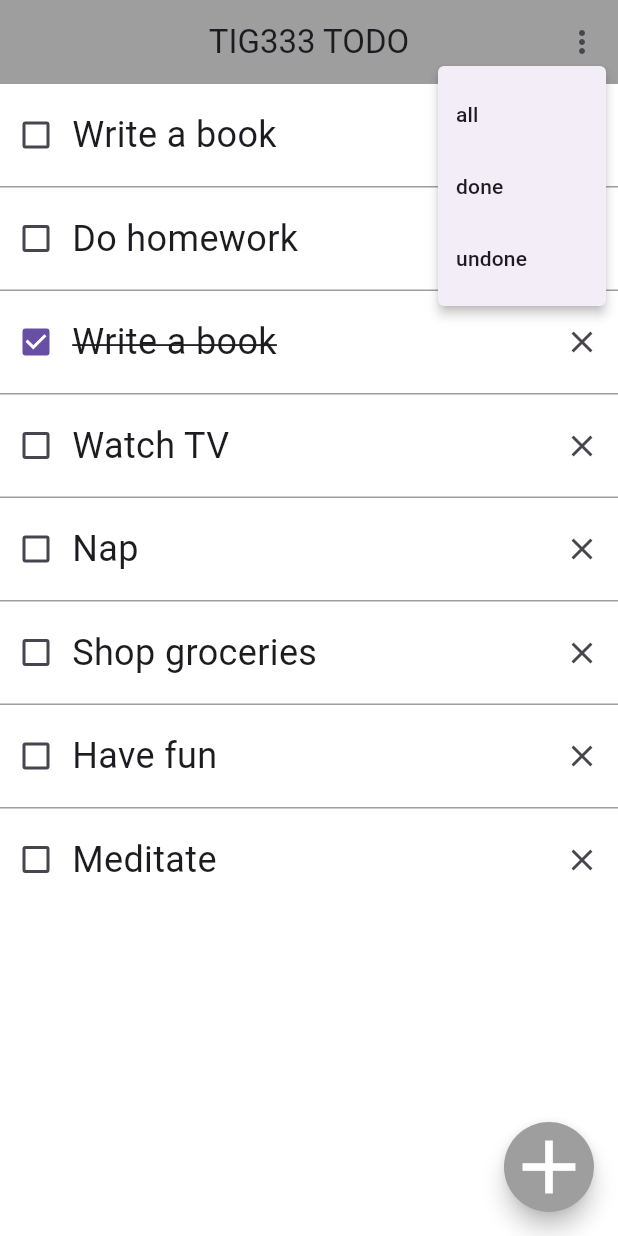
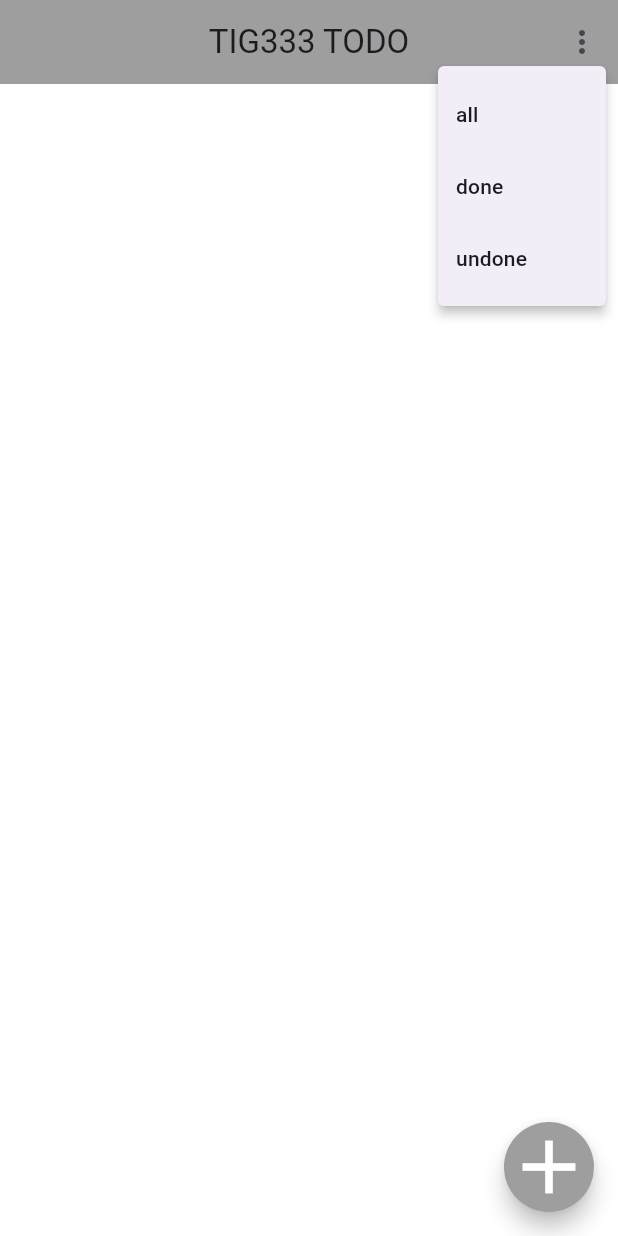
Before and after one commit to gu-tig333-ht24/guszaidah, a Flutter app: the screen it shows after launch, after a tap on the "more vert" icon, on a phone screen of 412 x 824 dp. Run offline on Flutter 3.47's test engine with Material 3 defaults, Android fonts, the phone set to English and light mode, and no system bars.

Commit message:
Jag kan skriva tasks och spara de i listan samt skriva ut de

```diff
--- a/lib/main.dart
+++ b/lib/main.dart
@@ -1,8 +1,15 @@
 import 'package:flutter/material.dart';
+import 'package:provider/provider.dart';
+
 import 'my_sec_page.dart';
 
 void main() {
-  runApp(const MyApp());
+  runApp(
+    ChangeNotifierProvider(
+      create: (context) => TaskManager(),
+      child: MyApp(),
+    ),
+  );
 }
 
 class Task {
@@ -10,6 +17,20 @@ class Task {
   bool isDone;
 
   Task(this.taskName, this.isDone);
+}
+
+class TaskManager extends ChangeNotifier {
+  List<Task> lstTasks = [];
+
+  void addTask(Task task) {
+    lstTasks.add(task);
+    notifyListeners();
+  }
+
+  void removeTask(Task task) {
+    lstTasks.remove(task);
+    notifyListeners();
+  }
 }
 
 class MyApp extends StatelessWidget {
@@ -31,16 +52,13 @@ class MyHomePage extends StatelessWidget {
 
   @override
   Widget build(BuildContext context) {
-    List<Task> lstTasks = [
-      Task("Write a book", false),
-      Task("Do homework", false),
-      Task("Write a book", true),
-      Task("Watch TV", false),
-      Task("Nap", false),
-      Task("Shop groceries", false),
-      Task("Have fun", false),
-      Task("Meditate", false),
-    ];
+    // Jag använder "watch" här eftersom jag vill att denna vy (HomePage) ska uppdateras
+    // varje gång listan i TaskManager ändras, t.ex. när en ny uppgift läggs till
+    // eller när en uppgift tas bort. Genom att använda "watch" kommer widgeten
+    // automatiskt att lyssna på förändringar i TaskManager och uppdatera sig
+    // när notifyListeners() anropas, vilket gör att användargränssnittet visar
+    // den aktuella listan med uppgifter.
+    final taskManager = context.watch<TaskManager>(); // Ny rad
 
     return Scaffold(
       appBar: AppBar(
@@ -68,12 +86,12 @@ class MyHomePage extends StatelessWidget {
             },
             padding: EdgeInsets.zero,
             offset: Offset(0, 40),
-            )
+          ),
         ], // actions
       ),
       body: ListView.separated(
-          itemBuilder: (context, index) => taskRow(lstTasks[index]),
-          itemCount: lstTasks.length,
+        itemBuilder: (context, index) => taskRow(taskManager.lstTasks[index]),
+        itemCount: taskManager.lstTasks.length,
         separatorBuilder: (context, index) => const Divider(
           color: Colors.grey,
           thickness: 1,
@@ -85,14 +103,15 @@ class MyHomePage extends StatelessWidget {
         height: 60,
         child: FloatingActionButton(
           onPressed: () {
-              Navigator.push(context,
-                  MaterialPageRoute(builder: (context) => MySecPage()));
+            Navigator.push(
+                context, MaterialPageRoute(builder: (context) => MySecPage()));
           },
           backgroundColor: Colors.grey,
           shape: CircleBorder(),
           child: const Icon(Icons.add, size: 60, color: Colors.white),
         ),
-        ));
+      ),
+    );
   }
 
   Widget taskRow(Task task) {
@@ -123,8 +142,9 @@ class MyHomePage extends StatelessWidget {
             onPressed: () {
               // ~~~~~~~~~~
             },
-            )
+          ),
         ],
-        ));
+      ),
+    );
   }
 }
--- a/pubspec.yaml
+++ b/pubspec.yaml
@@ -35,6 +35,8 @@ dependencies:
   # The following adds the Cupertino Icons font to your application.
   # Use with the CupertinoIcons class for iOS style icons.
   cupertino_icons: ^1.0.8
+
+  provider: any
 
 dev_dependencies:
   flutter_test:
```
Also changed, not shown: lib/my_sec_page.dart (+14 -2 lines), pubspec.lock. Lines whose indentation alone changed are shown as unchanged.
